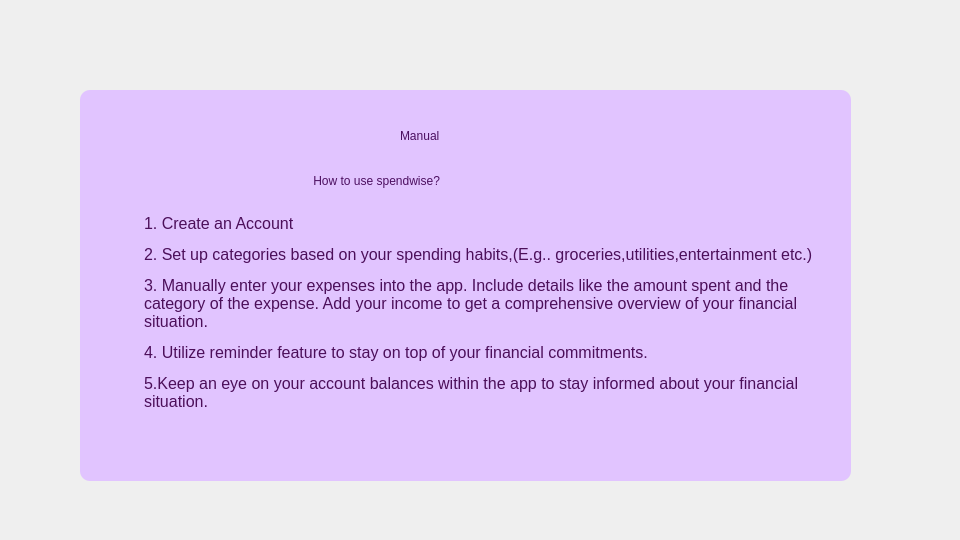
Above: manual.ui from Nirjaraa/spendwise before the change. Below: the same form after it.
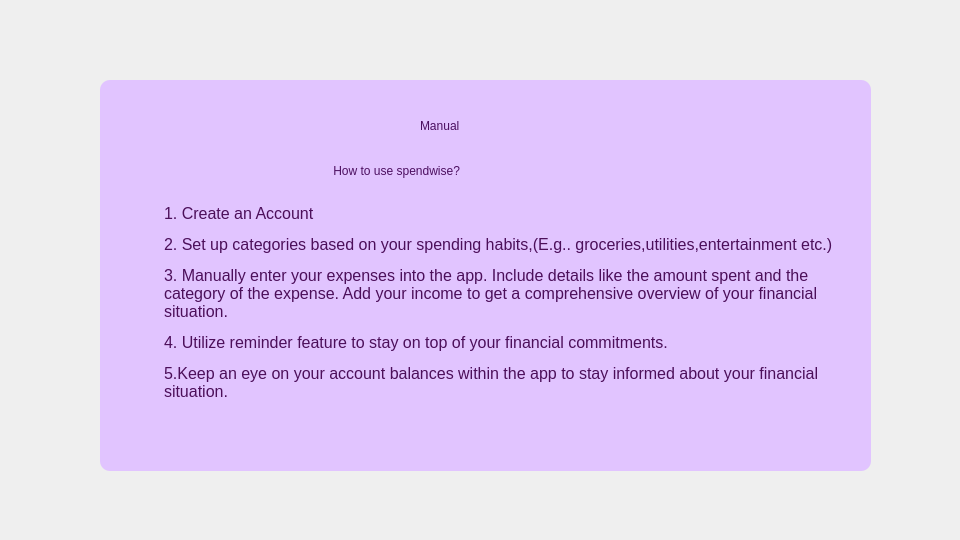
That is the form after the change. Icons and pictures are not drawn.

```diff
--- a/manual.ui
+++ b/manual.ui
@@ -36,8 +36,8 @@
    <widget class="QGroupBox" name="groupBox">
     <property name="geometry">
      <rect>
-      <x>80</x>
-      <y>90</y>
+      <x>100</x>
+      <y>80</y>
       <width>771</width>
       <height>391</height>
      </rect>
@@ -47,7 +47,7 @@
 background-color:rgb(225,196,255);</string>
     </property>
     <property name="title">
-     <string> </string>
+     <string/>
     </property>
     <widget class="QTextBrowser" name="textBrowser">
      <property name="geometry">
```
